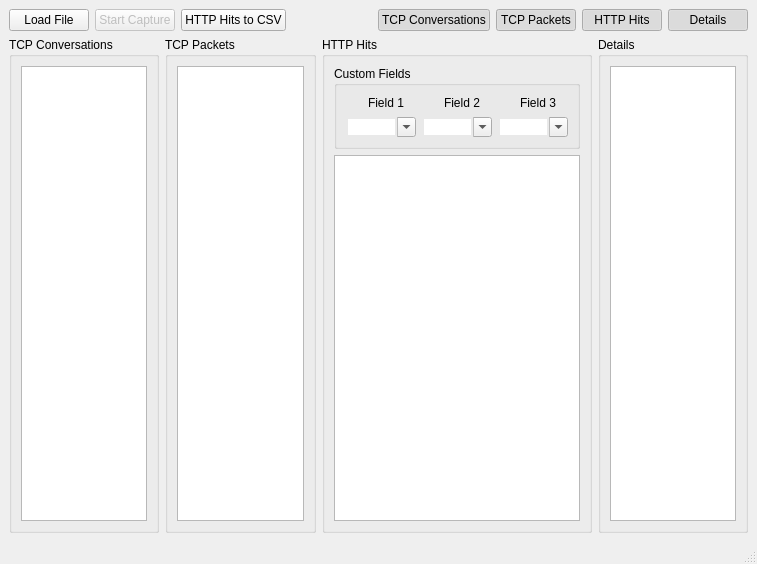
Above: httppp/gui/httpppmainwindow.ui from g76r/httppp before the change. Below: the same form after it.
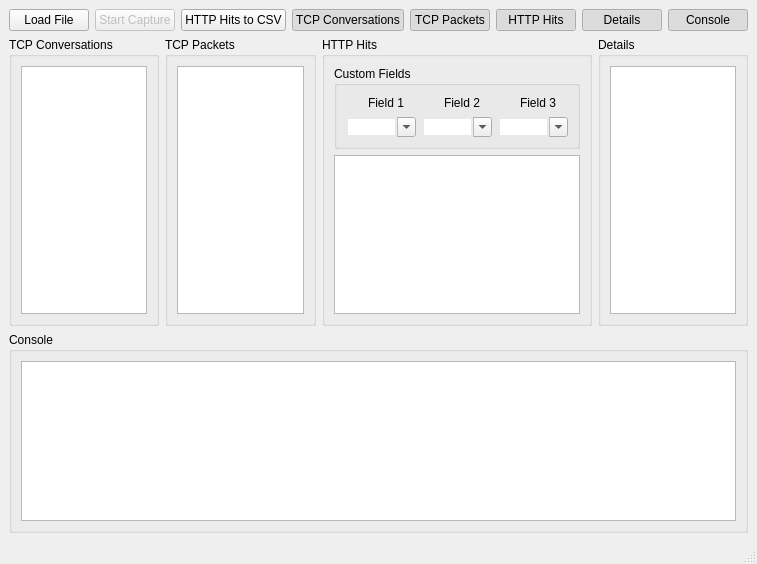
That is the form after the change. Icons and pictures are not drawn. Custom widgets are drawn as their Qt base class.

Commit message: gui: add one thread (performance enhancement) and a debug console

```diff
--- a/httppp/gui/httpppmainwindow.ui
+++ b/httppp/gui/httpppmainwindow.ui
@@ -114,6 +114,19 @@
          </property>
         </widget>
        </item>
+       <item>
+        <widget class="QPushButton" name="pushConsole">
+         <property name="text">
+          <string>Console</string>
+         </property>
+         <property name="checkable">
+          <bool>true</bool>
+         </property>
+         <property name="checked">
+          <bool>true</bool>
+         </property>
+        </widget>
+       </item>
       </layout>
      </widget>
     </item>
@@ -394,6 +407,18 @@
       </layout>
      </widget>
     </item>
+    <item>
+     <widget class="QGroupBox" name="panelConsole">
+      <property name="title">
+       <string>Console</string>
+      </property>
+      <layout class="QHBoxLayout" name="horizontalLayout_6">
+       <item>
+        <widget class="QPlainTextEdit" name="console"/>
+       </item>
+      </layout>
+     </widget>
+    </item>
    </layout>
   </widget>
   <widget class="QMenuBar" name="menubar">
```
Left out of the diff: 40 changed lines with no effect on the pictures. The commit also changes 3 other files.
